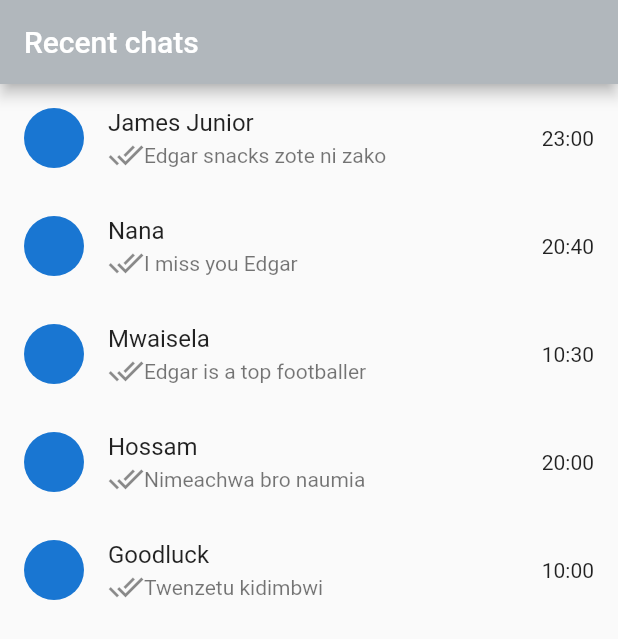
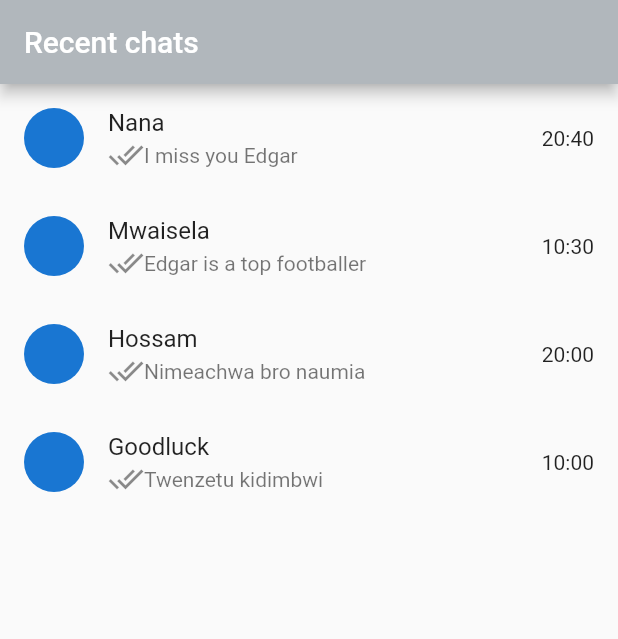
Before and after one commit to edgarnziku/first-flutter-project, a Flutter app: the screen it shows after launch, on a phone screen of 412 x 824 dp. Shown: the top 639 px of the screen. Run offline on Flutter 3.47's test engine with Material 2 defaults, Android fonts, the phone set to English and light mode, and no system bars.

Commit message:
deleted first tile

```diff
--- a/lib/main.dart
+++ b/lib/main.dart
@@ -21,15 +21,7 @@ class MyApp extends StatelessWidget {
           ),
           body: ListView(
             children: [
-              ListTile(
-                leading: CircleAvatar(),
-                title: Text('James Junior'),
-                subtitle: Row(children: [
-                  Icon(Icons.done_all),
-                  Text('Edgar snacks zote ni zako')
-                ]),
-                trailing: Text('23:00'),
-              ),ListTile(
+             ListTile(
                 leading: CircleAvatar(),
                 title: Text('Nana'),
                 subtitle: Row(children: [
```
